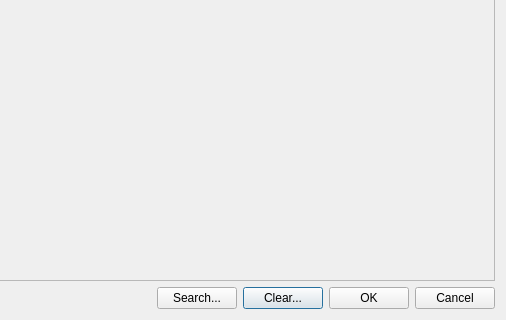
Qt form code/display/QtPlotter/GaussianEstimateDialog.ui (radio-astro/casa) before a commit; both pictures show x 543 to 1049 and y 225 to 545 of the 1049 by 545 pixel window.
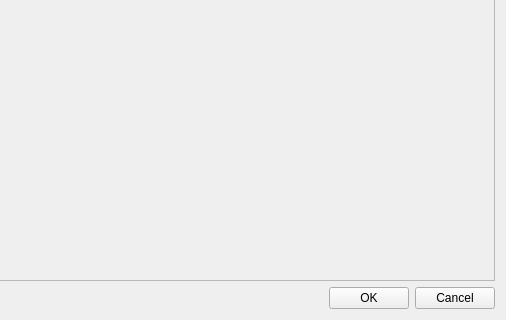
The same form after that commit.

Diff of the .ui file:
```diff
--- a/code/display/QtPlotter/GaussianEstimateDialog.ui
+++ b/code/display/QtPlotter/GaussianEstimateDialog.ui
@@ -199,29 +199,6 @@
        </property>
       </spacer>
      </item>
-     <item>
-      <widget class="QPushButton" name="searchButton">
-       <property name="toolTip">
-        <string>Search for molecular lines.</string>
-       </property>
-       <property name="text">
-        <string>Search...</string>
-       </property>
-       <property name="autoDefault">
-        <bool>false</bool>
-       </property>
-      </widget>
-     </item>
-     <item>
-      <widget class="QPushButton" name="clearButton">
-       <property name="toolTip">
-        <string>Clear the plots.</string>
-       </property>
-       <property name="text">
-        <string>Clear...</string>
-       </property>
-      </widget>
-     </item>
      <item>
       <widget class="QPushButton" name="okButton">
        <property name="toolTip">
```
